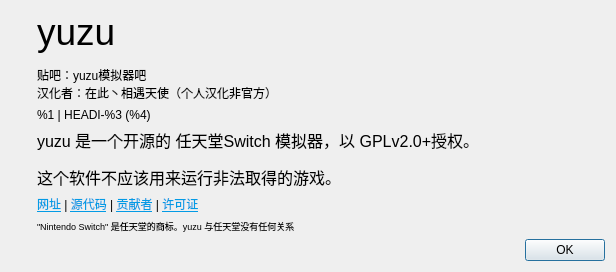
Above: src/yuzu/aboutdialog.ui from formylover/yuzu-early-access before the change. Below: the same form after it.
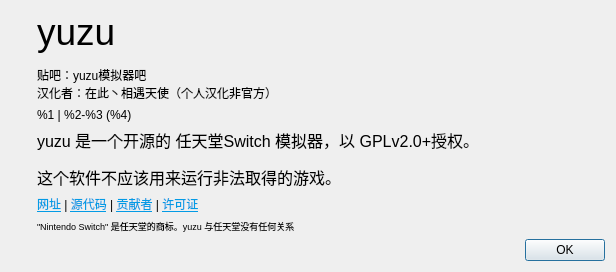
That is the form after the change. Icons and pictures are not drawn.

Commit message: 修改图标

```diff
--- a/src/yuzu/aboutdialog.ui
+++ b/src/yuzu/aboutdialog.ui
@@ -70,7 +70,7 @@
           </sizepolicy>
          </property>
          <property name="text">
-          <string>&lt;html&gt;&lt;head/&gt;&lt;body&gt;&lt;p&gt;%1 | HEADI-%3 (%4)&lt;/p&gt;&lt;/body&gt;&lt;/html&gt;</string>
+          <string>&lt;html&gt;&lt;head/&gt;&lt;body&gt;&lt;p&gt;%1 | %2-%3 (%4)&lt;/p&gt;&lt;/body&gt;&lt;/html&gt;</string>
          </property>
         </widget>
        </item>
```
The commit also changes 1 other file.
